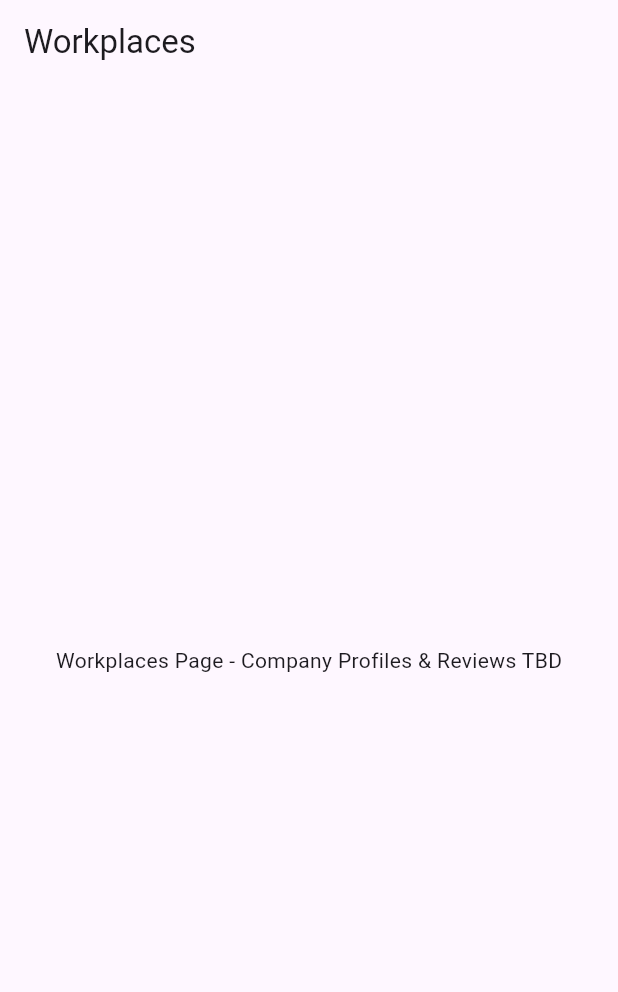
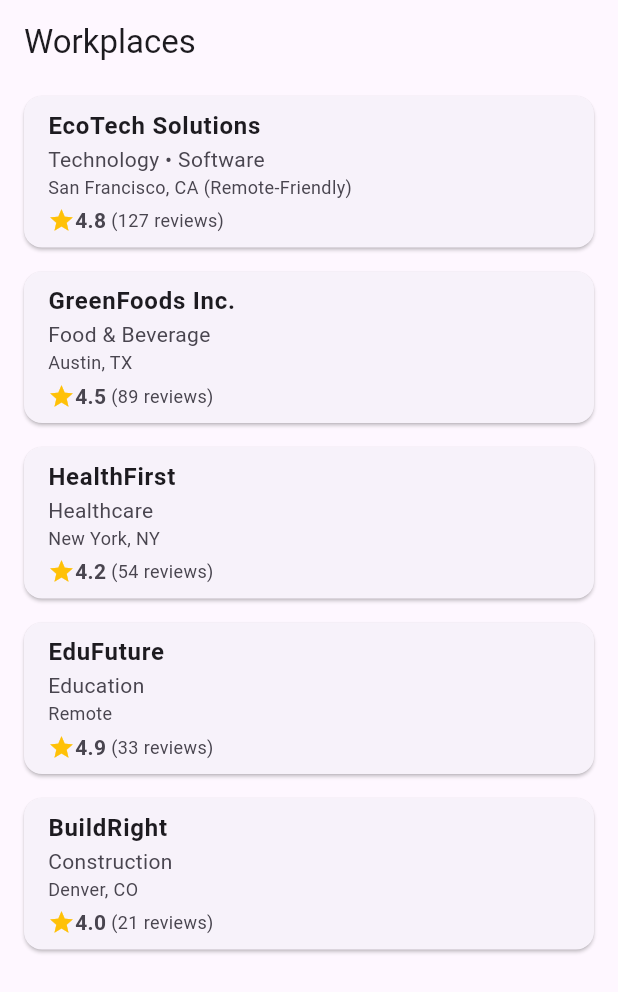
Before and after one commit to bounswe/bounswe2025group4, a Flutter app: the WorkplacesPage screen opened directly, on a phone screen of 412 x 824 dp. Shown: the top 992 px of the screen. Run offline on Flutter 3.47's test engine with Material 3 defaults, Android fonts, the phone set to English and light mode, and no system bars; accounts and stored records are empty.

Commit message:
feat(workplaces): add company profiles and reviews mock data

```diff
--- a/apps/mobile/lib/features/workplaces/screens/workplaces_page.dart
+++ b/apps/mobile/lib/features/workplaces/screens/workplaces_page.dart
@@ -1,4 +1,58 @@
 import 'package:flutter/material.dart';
+
+class Company {
+  final String name;
+  final String industry;
+  final String location;
+  final double averageRating;
+  final int reviewCount;
+
+  Company({
+    required this.name,
+    required this.industry,
+    required this.location,
+    required this.averageRating,
+    required this.reviewCount,
+  });
+}
+
+final List<Company> mockCompanies = [
+  Company(
+    name: 'EcoTech Solutions',
+    industry: 'Technology • Software',
+    location: 'San Francisco, CA (Remote-Friendly)',
+    averageRating: 4.8,
+    reviewCount: 127,
+  ),
+  Company(
+    name: 'GreenFoods Inc.',
+    industry: 'Food & Beverage',
+    location: 'Austin, TX',
+    averageRating: 4.5,
+    reviewCount: 89,
+  ),
+  Company(
+    name: 'HealthFirst',
+    industry: 'Healthcare',
+    location: 'New York, NY',
+    averageRating: 4.2,
+    reviewCount: 54,
+  ),
+  Company(
+    name: 'EduFuture',
+    industry: 'Education',
+    location: 'Remote',
+    averageRating: 4.9,
+    reviewCount: 33,
+  ),
+  Company(
+    name: 'BuildRight',
+    industry: 'Construction',
+    location: 'Denver, CO',
+    averageRating: 4.0,
+    reviewCount: 21,
+  ),
+];
 
 class WorkplacesPage extends StatelessWidget {
   const WorkplacesPage({super.key});
@@ -10,10 +64,38 @@ class WorkplacesPage extends StatelessWidget {
         title: const Text('Workplaces'),
         automaticallyImplyLeading: false,
       ),
-      body: const Center(
-        child: Text('Workplaces Page - Company Profiles & Reviews TBD'),
-        // TODO: Implement workplace reviews (Req 1.1.4)
-        // TODO: Display company profiles (Glossary: Company Profile)
+      body: ListView.builder(
+        itemCount: mockCompanies.length,
+        itemBuilder: (context, index) {
+          final company = mockCompanies[index];
+          return Card(
+            margin: const EdgeInsets.symmetric(horizontal: 16, vertical: 8),
+            child: ListTile(
+              title: Text(company.name, style: const TextStyle(fontWeight: FontWeight.bold)),
+              subtitle: Column(
+                crossAxisAlignment: CrossAxisAlignment.start,
+                children: [
+                  Text(company.industry),
+                  Text(company.location, style: const TextStyle(fontSize: 12)),
+                  const SizedBox(height: 4),
+                  Row(
+                    children: [
+                      Icon(Icons.star, color: Colors.amber, size: 18),
+                      Text(
+                        company.averageRating.toStringAsFixed(1),
+                        style: const TextStyle(fontWeight: FontWeight.bold),
+                      ),
+                      Text(' (${company.reviewCount} reviews)', style: const TextStyle(fontSize: 12)),
+                    ],
+                  ),
+                ],
+              ),
+              onTap: () {
+                // TODO: Navigate to company profile page
+              },
+            ),
+          );
+        },
       ),
     );
   }
```
